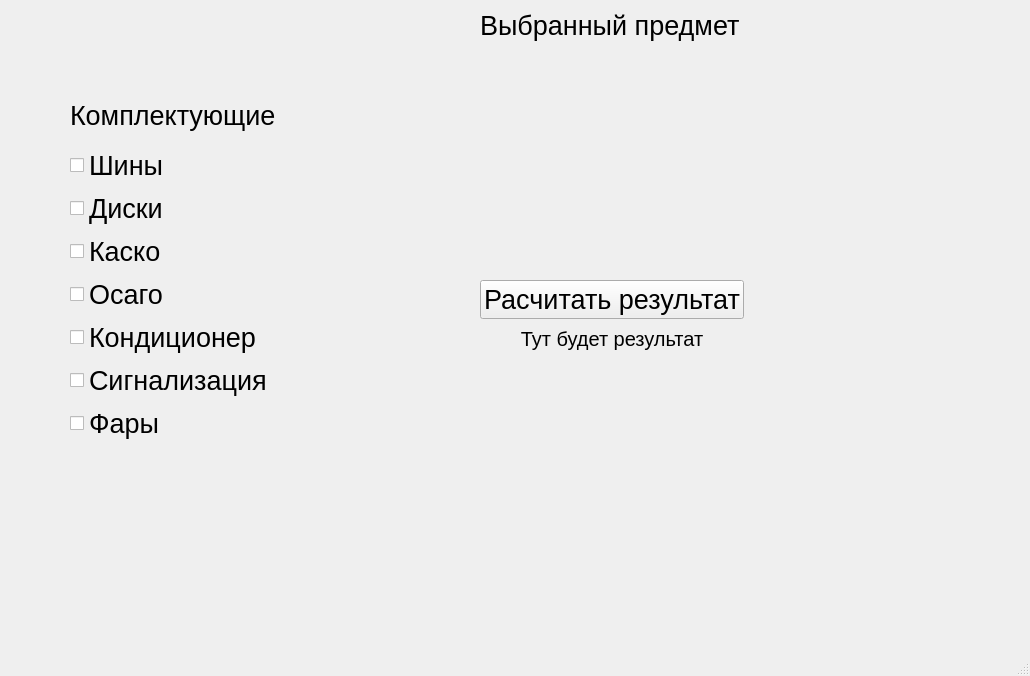
This is mainwindow.ui in KorolevIvanMi/Qt_labs as Qt 5 draws it before an edit. The edited form follows.
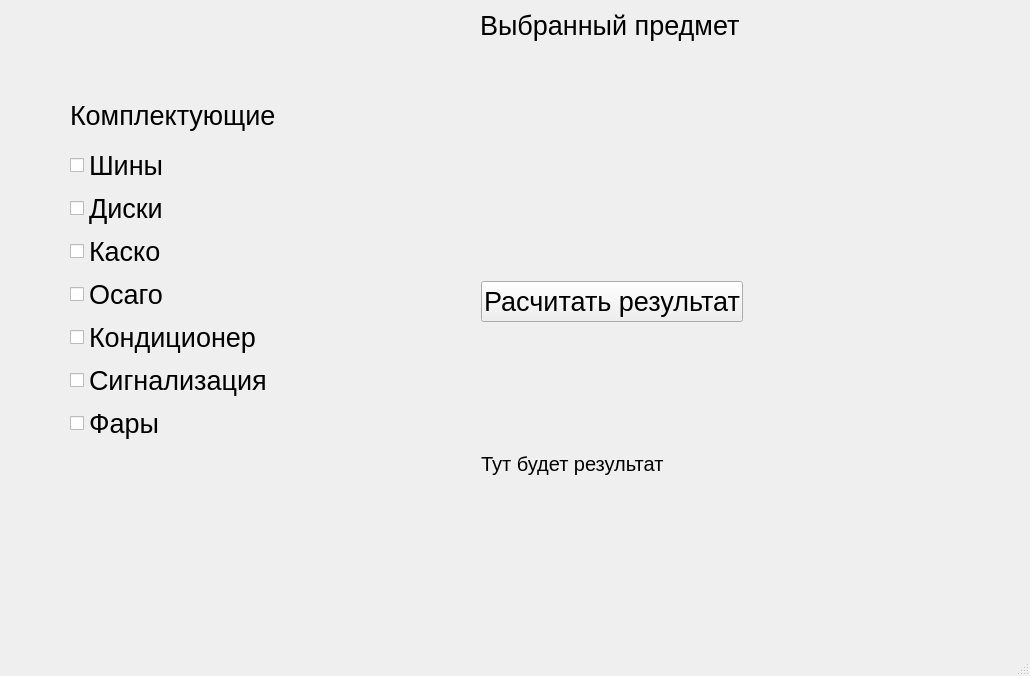
This is the edited form.

```diff
--- a/mainwindow.ui
+++ b/mainwindow.ui
@@ -121,48 +121,6 @@
      </item>
     </layout>
    </widget>
-   <widget class="QWidget" name="layoutWidget">
-    <property name="geometry">
-     <rect>
-      <x>480</x>
-      <y>280</y>
-      <width>264</width>
-      <height>73</height>
-     </rect>
-    </property>
-    <layout class="QVBoxLayout" name="verticalLayout_3">
-     <item>
-      <widget class="QPushButton" name="resultBtn">
-       <property name="font">
-        <font>
-         <pointsize>20</pointsize>
-        </font>
-       </property>
-       <property name="text">
-        <string>Расчитать результат</string>
-       </property>
-      </widget>
-     </item>
-     <item>
-      <widget class="QLabel" name="resultLbl">
-       <property name="font">
-        <font>
-         <pointsize>15</pointsize>
-        </font>
-       </property>
-       <property name="layoutDirection">
-        <enum>Qt::LeftToRight</enum>
-       </property>
-       <property name="text">
-        <string>Тут будет результат</string>
-       </property>
-       <property name="alignment">
-        <set>Qt::AlignCenter</set>
-       </property>
-      </widget>
-     </item>
-    </layout>
-   </widget>
    <widget class="QLabel" name="label_2">
     <property name="geometry">
      <rect>
@@ -194,6 +152,48 @@
      <string/>
     </property>
    </widget>
+   <widget class="QPushButton" name="resultBtn">
+    <property name="geometry">
+     <rect>
+      <x>481</x>
+      <y>281</y>
+      <width>262</width>
+      <height>41</height>
+     </rect>
+    </property>
+    <property name="font">
+     <font>
+      <pointsize>20</pointsize>
+     </font>
+    </property>
+    <property name="text">
+     <string>Расчитать результат</string>
+    </property>
+   </widget>
+   <widget class="QLabel" name="resultLbl">
+    <property name="geometry">
+     <rect>
+      <x>481</x>
+      <y>328</y>
+      <width>261</width>
+      <height>271</height>
+     </rect>
+    </property>
+    <property name="font">
+     <font>
+      <pointsize>15</pointsize>
+     </font>
+    </property>
+    <property name="layoutDirection">
+     <enum>Qt::LeftToRight</enum>
+    </property>
+    <property name="text">
+     <string>Тут будет результат</string>
+    </property>
+    <property name="alignment">
+     <set>Qt::AlignLeading|Qt::AlignLeft|Qt::AlignVCenter</set>
+    </property>
+   </widget>
   </widget>
   <widget class="QMenuBar" name="menubar">
    <property name="geometry">
```
